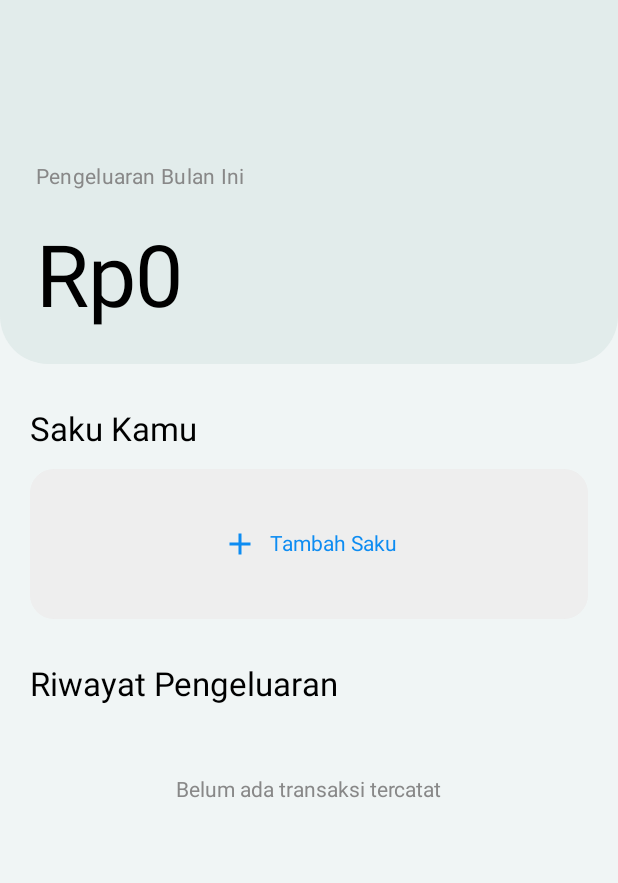
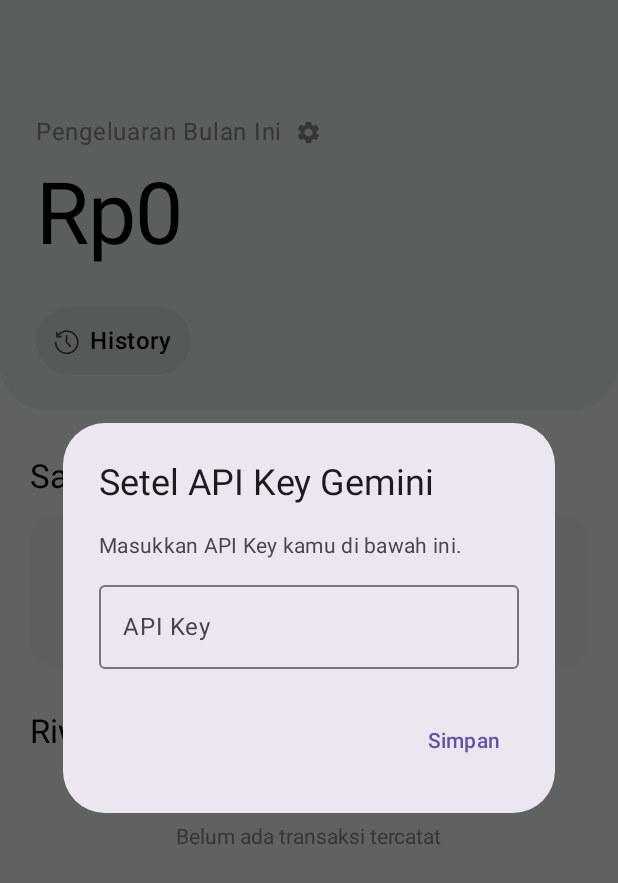
Before and after one commit to akimabs/artha, an Android app built with Jetpack Compose: the screen it shows after launch (MainActivity), on a phone screen of 412 x 824 dp. Shown: the top 883 px of the screen. Run offline under Robolectric (Android 15) with nearby library versions, the phone set to English and light mode, and no system bars; our stand-ins replace accompanist; libraries missing offline, so code that uses them is left out: com.google.accompanist.navigation.

Commit message:
feat: add history feature

```diff
--- a/app/build.gradle.kts
+++ b/app/build.gradle.kts
@@ -77,7 +77,8 @@ dependencies {
     implementation("com.valentinilk.shimmer:compose-shimmer:1.0.5")
     implementation("androidx.datastore:datastore-preferences:1.0.0")
     implementation("com.google.code.gson:gson:2.10.1") // untuk serialisasi JSON
-
+    implementation("androidx.navigation:navigation-compose:2.7.5")
+    implementation("com.google.accompanist:accompanist-navigation-animation:0.33.2-alpha")
 
     testImplementation(libs.junit)
     androidTestImplementation(libs.androidx.junit)
--- a/app/src/main/java/com/example/artha/MainActivity.kt
+++ b/app/src/main/java/com/example/artha/MainActivity.kt
@@ -7,10 +7,8 @@ import android.os.Bundle
 import androidx.activity.ComponentActivity
 import androidx.activity.compose.setContent
 import androidx.annotation.RequiresApi
-import androidx.compose.runtime.*
 import androidx.core.view.WindowCompat
-import com.example.artha.ui.screen.ArthaApp
-import com.example.artha.ui.screen.HomeDashboard
+import com.example.artha.ui.AppNavigation
 
 class MainActivity : ComponentActivity() {
     @RequiresApi(Build.VERSION_CODES.O)
@@ -19,21 +17,18 @@ class MainActivity : ComponentActivity() {
         WindowCompat.setDecorFitsSystemWindows(window, false)
         window.statusBarColor = android.graphics.Color.TRANSPARENT
 
-        val imageUri = intent?.takeIf {
+        var imageUri = intent?.takeIf {
             it.action == Intent.ACTION_SEND && it.type?.startsWith("image/") == true
         }?.getParcelableExtra<Uri>(Intent.EXTRA_STREAM)
 
         setContent {
-            var showHome by remember { mutableStateOf(imageUri == null) }
-
-            if (showHome) {
-                HomeDashboard()
-            } else {
-                ArthaApp(
-                    sharedImageUri = imageUri,
-                    onDone = { showHome = true }
-                )
-            }
+            AppNavigation(
+                sharedImageUri = imageUri,
+                clearIntentImage = {
+                    intent.removeExtra(Intent.EXTRA_STREAM)
+                    imageUri = null
+                }
+            )
         }
     }
 }
--- /dev/null
+++ b/app/src/main/java/com/example/artha/ui/navigation/AppNavigation.kt
@@ -0,0 +1,61 @@
+package com.example.artha.ui
+
+import android.net.Uri
+import android.os.Build
+import androidx.annotation.RequiresApi
+import androidx.compose.runtime.Composable
+import com.example.artha.ui.screen.history.HistoryScreen
+import com.example.artha.ui.screen.home.HomeScreen
+import com.google.accompanist.navigation.animation.AnimatedNavHost
+import com.google.accompanist.navigation.animation.composable
+import androidx.compose.animation.*
+import androidx.compose.animation.core.tween
+import com.google.accompanist.navigation.animation.rememberAnimatedNavController
+
+
+@RequiresApi(Build.VERSION_CODES.O)
+@OptIn(ExperimentalAnimationApi::class)
+@Composable
+fun AppNavigation(sharedImageUri: Uri?, clearIntentImage: () -> Unit) {
+    val navController = rememberAnimatedNavController()
+
+    AnimatedNavHost(
+        navController = navController,
+        startDestination = "home",
+        enterTransition = {
+            slideInHorizontally(
+                initialOffsetX = { it },
+                animationSpec = tween(300)
+            )
+        },
+        exitTransition = {
+            scaleOut(
+                targetScale = 0.92f,
+                animationSpec = tween(300)
+            ) + fadeOut(animationSpec = tween(300))
+        },
+        popEnterTransition = {
+            scaleIn(
+                initialScale = 0.92f,
+                animationSpec = tween(300)
+            ) + fadeIn(animationSpec = tween(300))
+        },
+        popExitTransition = {
+            slideOutHorizontally(
+                targetOffsetX = { it },
+                animationSpec = tween(300)
+            )
+        }
+    ) {
+        composable("home") {
+            HomeScreen(
+                sharedImageUri = sharedImageUri,
+                clearIntentImage = clearIntentImage,
+                onNavigateToHistory = { navController.navigate("history") }
+            )
+        }
+        composable("history") {
+            HistoryScreen(onBack = { navController.popBackStack() })
+        }
+    }
+}
--- a/app/src/main/java/com/example/artha/ui/screen/AddPocketBottomSheet.kt
+++ b/app/src/main/java/com/example/artha/ui/screen/home/AddPocketBottomSheet.kt
@@ -1,4 +1,4 @@
-package com.example.artha.ui.screen
+package com.example.artha.ui.screen.home
 
 import androidx.compose.foundation.background
 import androidx.compose.foundation.border
@@ -51,6 +51,7 @@ fun AddPocketBottomSheet(
                 colors = OutlinedTextFieldDefaults.colors(
                     focusedLabelColor = Color(0xFF5AB0F6),
                     focusedBorderColor = Color(0xFF5AB0F6),
+                    cursorColor = Color.Black
                 ),
                 modifier = Modifier.fillMaxWidth().padding(vertical = 8.dp)
             )
@@ -75,6 +76,7 @@ fun AddPocketBottomSheet(
                 colors = OutlinedTextFieldDefaults.colors(
                     focusedLabelColor = Color(0xFF5AB0F6),
                     focusedBorderColor = Color(0xFF5AB0F6),
+                    cursorColor = Color.Black
                 ),
                 modifier = Modifier.fillMaxWidth().padding(bottom = 8.dp)
             )
--- a/app/src/main/java/com/example/artha/ui/screen/HistoryItem.kt
+++ b/app/src/main/java/com/example/artha/ui/screen/home/HistoryItem.kt
@@ -1,11 +1,9 @@
 // ui/HistoryItem.kt
-package com.example.artha.ui.screen
+package com.example.artha.ui.screen.home
 
 import androidx.compose.foundation.background
 import androidx.compose.foundation.layout.*
 import androidx.compose.foundation.shape.RoundedCornerShape
-import androidx.compose.material.icons.Icons
-import androidx.compose.material.icons.outlined.Delete
 import androidx.compose.material3.*
 import androidx.compose.runtime.Composable
 import androidx.compose.ui.Alignment
--- a/app/src/main/java/com/example/artha/ui/screen/HomeDashboard.kt
+++ b/app/src/main/java/com/example/artha/ui/screen/home/HomeDashboard.kt
@@ -1,15 +1,19 @@
-package com.example.artha.ui.screen
+package com.example.artha.ui.screen.home
 
+import android.os.Build
 import android.util.Log
+import androidx.annotation.RequiresApi
 import androidx.compose.foundation.*
+import androidx.compose.foundation.interaction.MutableInteractionSource
 import androidx.compose.foundation.layout.*
 import androidx.compose.foundation.lazy.LazyRow
-import androidx.compose.foundation.lazy.items
 import androidx.compose.foundation.lazy.itemsIndexed
 import androidx.compose.foundation.lazy.rememberLazyListState
 import androidx.compose.foundation.shape.RoundedCornerShape
 import androidx.compose.material.icons.Icons
 import androidx.compose.material.icons.filled.Add
+import androidx.compose.material.icons.filled.Settings
+import androidx.compose.material.ripple.rememberRipple
 import androidx.compose.material3.*
 import androidx.compose.runtime.*
 import androidx.compose.ui.Alignment
@@ -17,6 +21,7 @@ import androidx.compose.ui.Modifier
 import androidx.compose.ui.draw.clip
 import androidx.compose.ui.graphics.Color
 import androidx.compose.ui.platform.LocalContext
+import androidx.compose.ui.res.painterResource
 import androidx.compose.ui.text.font.FontWeight
 import androidx.compose.ui.unit.dp
 import com.example.artha.model.HistoryItemData
@@ -24,9 +29,11 @@ import com.example.artha.model.PocketData
 import com.example.artha.util.LocalStorageManager
 import kotlinx.coroutines.delay
 import kotlinx.coroutines.launch
-import androidx.compose.material.icons.filled.Settings
 import androidx.compose.ui.text.input.TextFieldValue
 import androidx.compose.ui.util.fastFirstOrNull
+import com.example.artha.R
+import com.example.artha.util.*
+import java.time.YearMonth
 
 
 @Composable
@@ -51,15 +58,15 @@ fun FilterBadge(
     }
 }
 
+@RequiresApi(Build.VERSION_CODES.O)
 @OptIn(ExperimentalMaterial3Api::class)
 @Composable
-fun HomeDashboard() {
-    var pocketList by remember { mutableStateOf(emptyList<PocketData>()) }
-    val historyList = remember {
-        mutableStateListOf<HistoryItemData>()
-    }
+fun HomeDashboard(onNavigateToHistory: () -> Unit = {}) {
+    var pocketList by remember { mutableStateOf<List<PocketData>>(emptyList()) }
+    var historyList by remember { mutableStateOf<List<HistoryItemData>>(emptyList()) }
 
-    val totalPengeluaran = pocketList.sumOf { it.amount }
+    val historyIcon = painterResource(id = R.drawable.history)
+
     val bottomSheetState = rememberModalBottomSheetState(skipPartiallyExpanded = true)
     var showBottomSheet by remember { mutableStateOf(false) }
     var selectedColor by remember { mutableStateOf(0xFFFFFFCC.toInt()) }
@@ -75,15 +82,21 @@ fun HomeDashboard() {
     val context = LocalContext.current
     val coroutineScope = rememberCoroutineScope()
 
+    val currentMonth = remember { YearMonth.now() }
+    val perPocketAmount = remember(historyList) {
+        groupPengeluaranByMonthAndPocket(historyList, pocketList.associateBy { it.id })
+    }
+    val totalThisMonth = perPocketAmount[currentMonth]?.values?.sum() ?: 0
+
     LaunchedEffect(Unit) {
+        historyList = LocalStorageManager.loadHistory(context)
         pocketList = LocalStorageManager.loadPockets(context)
-        historyList.addAll(LocalStorageManager.loadHistory(context))
-//        var storedApiKey = LocalStorageManager.loadApiKey(context)
-//        apiKeyInput = TextFieldValue(storedApiKey)
-//
-//        if (storedApiKey.isBlank()) {
-//            showApiKeyDialog = true
-//        }
+        var storedApiKey = LocalStorageManager.loadApiKey(context)
+        apiKeyInput = TextFieldValue(storedApiKey)
+
+        if (storedApiKey.isBlank()) {
+            showApiKeyDialog = true
+        }
         Log.d("ArthaDebug", "History Loaded: ${historyList.joinToString("\n")}")
     }
 
@@ -135,28 +148,55 @@ fun HomeDashboard() {
                 modifier = Modifier
                     .fillMaxWidth()
                     .padding(24.dp),
-                verticalArrangement = Arrangement.spacedBy(24.dp)
+                verticalArrangement = Arrangement.spacedBy(10.dp)
             ) {
-                Spacer(modifier = Modifier.height(60.dp))
+                Spacer(modifier = Modifier.height(42.dp))
                 Row(
                     verticalAlignment = Alignment.CenterVertically,
                     horizontalArrangement = Arrangement.spacedBy(8.dp)
                 ) {
-                    Text("Pengeluaran Bulan Ini", style = MaterialTheme.typography.bodyMedium, color = Color.Gray)
-//                    Icon(
-//                        imageVector = Icons.Default.Settings,
-//                        contentDescription = "Pengaturan API",
-//                        tint = Color.Gray,
-//                        modifier = Modifier
-//                            .size(18.dp)
-//                            .clickable { showApiKeyDialog = true }
-//                    )
+                    Text("Pengeluaran Bulan Ini", style = MaterialTheme.typography.bodyLarge, color = Color.Gray)
+                    Icon(
+                        imageVector = Icons.Default.Settings,
+                        contentDescription = "Pengaturan API",
+                        tint = Color.Gray,
+                        modifier = Modifier
+                            .size(18.dp)
+                            .clickable { showApiKeyDialog = true }
+                    )
                 }
                 Text(
-                    text = "Rp%,d".format(totalPengeluaran),
+                    text = "Rp%,d".format(totalThisMonth),
                     style = MaterialTheme.typography.displayLarge,
                     color = Color.Black
                 )
+                Spacer(modifier = Modifier.height(8.dp))
+                Row(
+                    modifier = Modifier
+                        .clip(RoundedCornerShape(50))
+                        .background(Color.Black.copy(alpha = 0.05f))
+                        .clickable(
+                            interactionSource = remember { MutableInteractionSource() },
+                            indication = rememberRipple(bounded = true),
+                            onClick = { onNavigateToHistory() }
+                        )
+                        .padding(horizontal = 12.dp, vertical = 13.dp),
+                    verticalAlignment = Alignment.CenterVertically,
+                    horizontalArrangement = Arrangement.spacedBy(6.dp)
+                ) {
+                    Icon(
+                        painter = historyIcon,
+                        contentDescription = "History Pocket",
+                        tint = Color.DarkGray,
+                        modifier = Modifier.size(18.dp)
+                    )
+                    Text(
+                        "History",
+                        style = MaterialTheme.typography.labelMedium.copy(
+                            fontSize = MaterialTheme.typography.titleMedium.fontSize,
+                        ),
+                    )
+                }
             }
         }
 
@@ -246,7 +286,7 @@ fun HomeDashboard() {
                         val endPadding = if (index == pocketList.lastIndex) 20.dp else 0.dp
                         PocketCard(
                             title = pocket.title,
-                            amount = pocket.amount,
+                            amount = perPocketAmount[currentMonth]?.get(pocket.id) ?: 0,
                             targetAmount = pocket.targetAmount,
                             backgroundColor = pocket.backgroundColor,
                             isHighlighted = index == highlightedIndex,
@@ -257,7 +297,7 @@ fun HomeDashboard() {
                                 coroutineScope.launch {
                                     LocalStorageManager.deletePocket(context, pocket)
                                     pocketList = LocalStorageManager.loadPockets(context)
-                                    historyList.removeAll { it.pocketId == pocket.id } // ⬅️ ini penting
+                                    historyList = historyList.filterNot { it.pocketId == pocket.id }
                                 }
                             }
                         )
@@ -328,7 +368,7 @@ fun HomeDashboard() {
                                 onDelete = {
                                     coroutineScope.launch {
                                         LocalStorageManager.deleteHistoryItem(context, it)
-                                        historyList.removeIf { h -> h.id == it.id }
+                                        historyList = historyList.filterNot { h -> h.id == it.id }
                                         pocketList = LocalStorageManager.loadPockets(context)
                                     }
                                 }
--- a/app/src/main/java/com/example/artha/ui/screen/InfoRow.kt
+++ b/app/src/main/java/com/example/artha/ui/screen/home/InfoRow.kt
@@ -1,5 +1,5 @@
 // ui/InfoRow.kt
-package com.example.artha.ui.screen
+package com.example.artha.ui.screen.home
 
 import androidx.compose.foundation.layout.Arrangement
 import androidx.compose.foundation.layout.Row
--- a/app/src/main/java/com/example/artha/ui/screen/ResultScreen.kt
+++ b/app/src/main/java/com/example/artha/ui/screen/home/ResultScreen.kt
@@ -1,4 +1,4 @@
-package com.example.artha.ui.screen
+package com.example.artha.ui.screen.home
 
 import android.os.Build
 import androidx.annotation.RequiresApi
--- a/app/src/main/java/com/example/artha/ui/screen/ShimmerText.kt
+++ b/app/src/main/java/com/example/artha/ui/screen/home/ShimmerText.kt
@@ -1,5 +1,5 @@
 // ui/ShimmerText.kt
-package com.example.artha.ui.screen
+package com.example.artha.ui.screen.home
 
 import androidx.compose.foundation.background
 import androidx.compose.foundation.layout.*
--- a/app/src/main/java/com/example/artha/util/LocalStorageManager.kt
+++ b/app/src/main/java/com/example/artha/util/LocalStorageManager.kt
@@ -26,7 +26,7 @@ object LocalStorageManager {
 
     suspend fun loadApiKey(context: Context): String {
         val prefs = context.dataStore.data.first()
-        return prefs[API_KEY] ?: "AIzaSyADjYM8vPmbOEVKuXLq_TomsPii5W7OY1c"
+        return prefs[API_KEY] ?: ""
     }
 
     suspend fun savePockets(context: Context, pockets: List<PocketData>) {
--- /dev/null
+++ b/app/src/main/res/drawable/history.xml
@@ -0,0 +1,9 @@
+<vector xmlns:android="http://schemas.android.com/apk/res/android"
+    android:width="24dp"
+    android:height="24dp"
+    android:viewportWidth="18"
+    android:viewportHeight="18">
+    <path
+        android:fillColor="#000000"
+        android:pathData="M16.417,9.5A7.919,7.919 0 0 1 1.205,12.582A7.87,7.87 0 0 1 0.584,9.5a0.554,0.554 0 0 1 1.109,0 6.81,6.81 0 0 0 13.081,2.65 6.811,6.811 0 0 0 -9.66,-8.557 6.859,6.859 0 0 0 -1.847,1.554h1.276a0.554,0.554 0 0 1 0,1.108h-2.61a0.554,0.554 0 0 1 -0.555,-0.554V3.09a0.554,0.554 0 0 1 1.109,0v1.262A7.898,7.898 0 0 1 8.5,1.583 7.911,7.911 0 0 1 16.417,9.5zm-5.181,3a0.554,0.554 0 0 1 -0.784,0l-2.42,-2.42a0.552,0.552 0 0 1 -0.22,-0.441V5.168a0.554,0.554 0 1 1 1.11,0v4.234l2.314,2.315a0.554,0.554 0 0 1 0,0.784z" />
+</vector>
```
Also changed, not shown: app/src/main/java/com/example/artha/ui/screen/history/HistoryScreen.kt (added, +152 -0 lines), app/src/main/java/com/example/artha/ui/screen/home/BudgetCard.kt (renamed from app/src/main/java/com/example/artha/ui/screen/BudgetCard.kt, +11 -7 lines), app/src/main/java/com/example/artha/ui/screen/home/HomeScreen.kt (added, +28 -0 lines), app/src/main/java/com/example/artha/ui/screen/home/PocketCard.kt (renamed from app/src/main/java/com/example/artha/ui/screen/PocketCard.kt, +12 -3 lines), app/src/main/java/com/example/artha/ui/screen/home/ScannerReceipt.kt (renamed from app/src/main/java/com/example/artha/ui/screen/ArthaApp.kt, +15 -9 lines), app/src/main/java/com/example/artha/util/FormatUtils.kt (+21 -11 lines).
